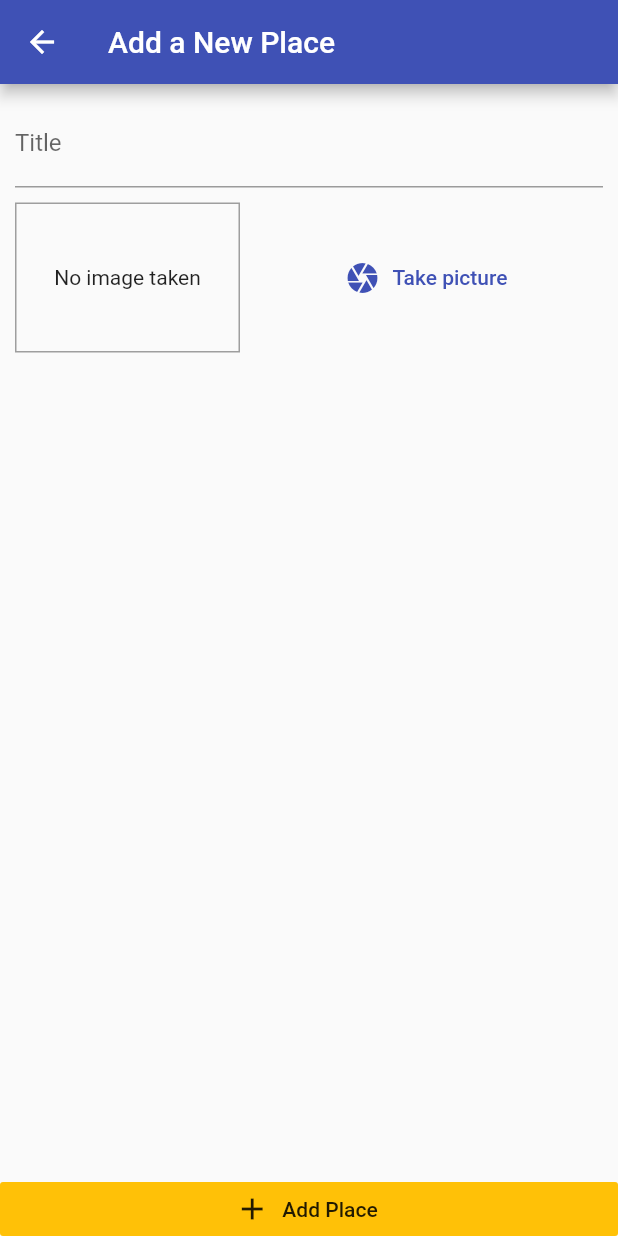
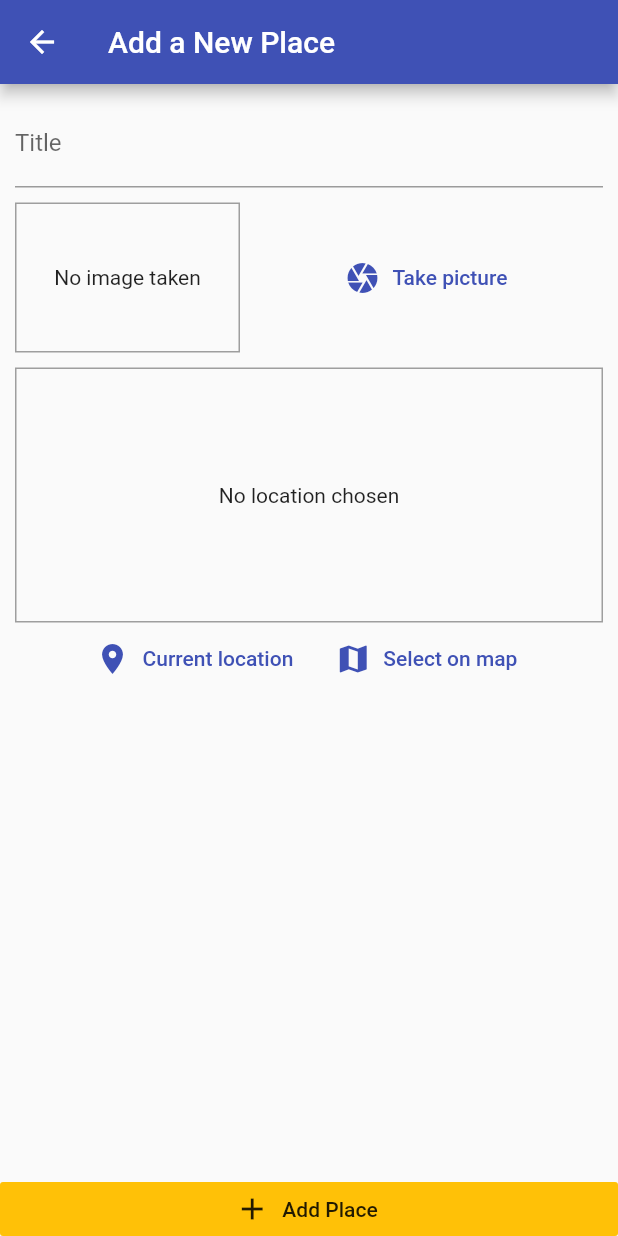
Before and after one commit to farvic/places_app, a Flutter app: the AddPlaceScreen screen opened by its route, on a phone screen of 412 x 824 dp. Run offline on Flutter 3.47's test engine with Material 2 defaults, Android fonts, the phone set to English and light mode, and no system bars; our stand-ins replace google_maps_flutter, image_picker, location, sqflite; accounts and stored records are empty.

Commit message:
The app can access google maps

```diff
--- /dev/null
+++ b/lib/helpers/location_helper.dart
@@ -0,0 +1,7 @@
+const GOOGLE_API_KEY = 'AIzaSyBolq66frBJMxKHZKm_JYa6RN-i6CGl90o';
+
+class LocationHelper {
+  static String generateLocationPreviewImage({double latitude, double longitude}) {
+    return 'https://maps.googleapis.com/maps/api/staticmap?center=&$latitude,$longitude&zoom=16&size=600x300&maptype=roadmap&markers=color:red%7Clabel:A%7C$latitude,$longitude&key=$GOOGLE_API_KEY';
+  }
+}
--- a/lib/models/place.dart
+++ b/lib/models/place.dart
@@ -7,7 +7,7 @@ class PlaceLocation {
   final double longitude;
   final String address;
 
-  PlaceLocation({
+  const PlaceLocation({
     @required this.latitude,
     @required this.longitude,
     this.address,
--- a/lib/screens/add_place_screen.dart
+++ b/lib/screens/add_place_screen.dart
@@ -2,9 +2,11 @@ import 'dart:io';
 
 import 'package:flutter/material.dart';
 import 'package:provider/provider.dart';
+
 import '../providers/great_places.dart';
 
 import '../widgets/image_input.dart';
+import '../widgets/location_input.dart';
 
 class AddPlaceScreen extends StatefulWidget {
   static const routeName = '/add-place';
@@ -50,6 +52,8 @@ class _AddPlaceScreenState extends State<AddPlaceScreen> {
                     ),
                     SizedBox(height:10),
                     ImageInput(_selectImage),
+                    SizedBox(height:10),
+                    LocationInput(),
                   ],
                 ),
               ),
--- /dev/null
+++ b/lib/widgets/location_input.dart
@@ -0,0 +1,88 @@
+import 'package:flutter/material.dart';
+import 'package:location/location.dart';
+
+import '../helpers/location_helper.dart';
+
+import '../screens/map_screen.dart';
+
+class LocationInput extends StatefulWidget {
+  @override
+  _LocationInputState createState() => _LocationInputState();
+}
+
+class _LocationInputState extends State<LocationInput> {
+  String _previewImageUrl;
+
+  Future<void> _getCurrentUserLocation() async {
+    final locData = await Location().getLocation();
+    print(locData.latitude);
+    print(locData.longitude);
+    final staticMapImageUrl = LocationHelper.generateLocationPreviewImage(
+      latitude: locData.latitude,
+      longitude: locData.longitude,
+    );
+    setState(() {
+      _previewImageUrl = staticMapImageUrl;
+    });
+  }
+
+  Future<void> _selectOnMap() async {
+    final selectedLocation = await Navigator.of(context).push(
+      MaterialPageRoute(
+        fullscreenDialog: true,
+        builder: (ctx) => MapScreen(
+          isSelecting: true,
+        ),
+      ),
+    );
+    if (selectedLocation == null) {
+      return;
+    }
+  }
+
+  @override
+  Widget build(BuildContext context) {
+    return Column(
+      children: <Widget>[
+        Container(
+          height: 170,
+          width: double.infinity,
+          decoration: BoxDecoration(
+            border: Border.all(
+              width: 1,
+              color: Colors.grey,
+            ),
+          ),
+          alignment: Alignment.center,
+          child: _previewImageUrl == null
+              ? Text(
+                  'No location chosen',
+                  textAlign: TextAlign.center,
+                )
+              : Image.network(
+                  _previewImageUrl,
+                  fit: BoxFit.cover,
+                  width: double.infinity,
+                ),
+        ),
+        Row(
+          mainAxisAlignment: MainAxisAlignment.center,
+          children: <Widget>[
+            FlatButton.icon(
+              icon: Icon(Icons.location_on),
+              label: Text('Current location'),
+              textColor: Theme.of(context).primaryColor,
+              onPressed: _getCurrentUserLocation,
+            ),
+            FlatButton.icon(
+              icon: Icon(Icons.map),
+              label: Text('Select on map'),
+              textColor: Theme.of(context).primaryColor,
+              onPressed: _selectOnMap,
+            ),
+          ],
+        ),
+      ],
+    );
+  }
+}
--- a/pubspec.yaml
+++ b/pubspec.yaml
@@ -29,6 +29,7 @@ dependencies:
   path: ^1.6.4
   sqflite: ^1.3.1
   location: ^3.0.2
+  google_maps_flutter: ^0.5.28+1
 
 
   # The following adds the Cupertino Icons font to your application.
```
Also changed, not shown: lib/screens/map_screen.dart (added, +37 -0 lines), pubspec.lock, 3 other files.
